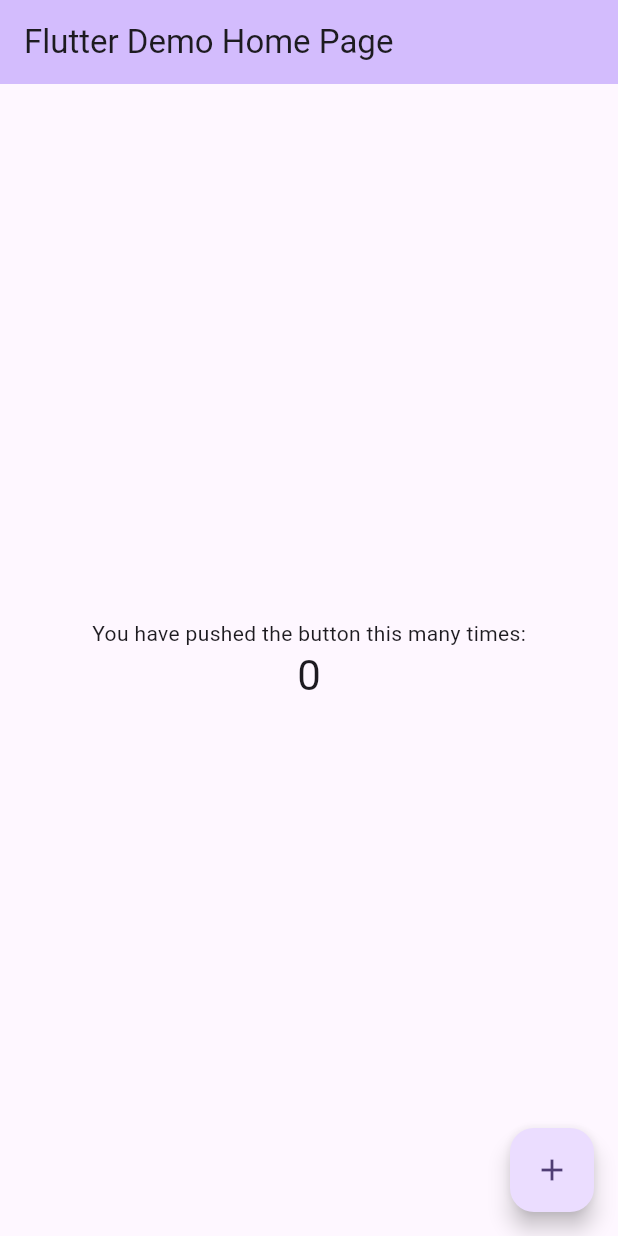
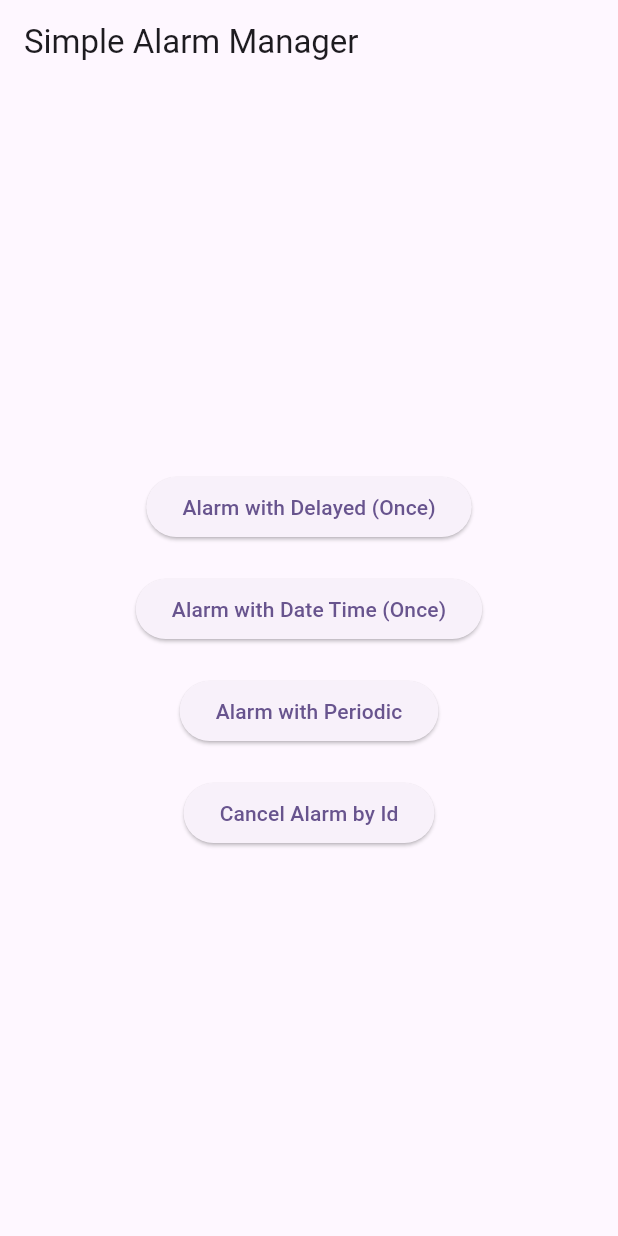
Before and after one commit to mudapa/simple_android_alarm_manager, a Flutter app: the screen it shows after launch, on a phone screen of 412 x 824 dp. Run offline on Flutter 3.47's test engine with Material 3 defaults, Android fonts, the phone set to English and light mode, and no system bars; missing offline and left inert: android_alarm_manager_plus.

Commit message:
Update AndroidManifest.xml and build.gradle

```diff
--- a/lib/main.dart
+++ b/lib/main.dart
@@ -1,125 +1,33 @@
+import 'package:android_alarm_manager_plus/android_alarm_manager_plus.dart';
 import 'package:flutter/material.dart';
 
+import 'service/background_service.dart';
+import 'ui/home_page.dart';
+
 void main() {
+  WidgetsFlutterBinding.ensureInitialized();
+
+  final BackgroundService service = BackgroundService();
+
+  service.initializeIsolate();
+  AndroidAlarmManager.initialize();
   runApp(const MyApp());
 }
 
 class MyApp extends StatelessWidget {
   const MyApp({super.key});
 
-  // This widget is the root of your application.
+  static const title = 'Simple Alarm Manager';
+
   @override
   Widget build(BuildContext context) {
     return MaterialApp(
       title: 'Flutter Demo',
       theme: ThemeData(
-        // This is the theme of your application.
-        //
-        // TRY THIS: Try running your application with "flutter run". You'll see
-        // the application has a purple toolbar. Then, without quitting the app,
-        // try changing the seedColor in the colorScheme below to Colors.green
-        // and then invoke "hot reload" (save your changes or press the "hot
-        // reload" button in a Flutter-supported IDE, or press "r" if you used
-        // the command line to start the app).
-        //
-        // Notice that the counter didn't reset back to zero; the application
-        // state is not lost during the reload. To reset the state, use hot
-        // restart instead.
-        //
-        // This works for code too, not just values: Most code changes can be
-        // tested with just a hot reload.
         colorScheme: ColorScheme.fromSeed(seedColor: Colors.deepPurple),
         useMaterial3: true,
       ),
-      home: const MyHomePage(title: 'Flutter Demo Home Page'),
+      home: const HomePage(title: title),
     );
   }
 }
-
-class MyHomePage extends StatefulWidget {
-  const MyHomePage({super.key, required this.title});
-
-  // This widget is the home page of your application. It is stateful, meaning
-  // that it has a State object (defined below) that contains fields that affect
-  // how it looks.
-
-  // This class is the configuration for the state. It holds the values (in this
-  // case the title) provided by the parent (in this case the App widget) and
-  // used by the build method of the State. Fields in a Widget subclass are
-  // always marked "final".
-
-  final String title;
-
-  @override
-  State<MyHomePage> createState() => _MyHomePageState();
-}
-
-class _MyHomePageState extends State<MyHomePage> {
-  int _counter = 0;
-
-  void _incrementCounter() {
-    setState(() {
-      // This call to setState tells the Flutter framework that something has
-      // changed in this State, which causes it to rerun the build method below
-      // so that the display can reflect the updated values. If we changed
-      // _counter without calling setState(), then the build method would not be
-      // called again, and so nothing would appear to happen.
-      _counter++;
-    });
-  }
-
-  @override
-  Widget build(BuildContext context) {
-    // This method is rerun every time setState is called, for instance as done
-    // by the _incrementCounter method above.
-    //
-    // The Flutter framework has been optimized to make rerunning build methods
-    // fast, so that you can just rebuild anything that needs updating rather
-    // than having to individually change instances of widgets.
-    return Scaffold(
-      appBar: AppBar(
-        // TRY THIS: Try changing the color here to a specific color (to
-        // Colors.amber, perhaps?) and trigger a hot reload to see the AppBar
-        // change color while the other colors stay the same.
-        backgroundColor: Theme.of(context).colorScheme.inversePrimary,
-        // Here we take the value from the MyHomePage object that was created by
-        // the App.build method, and use it to set our appbar title.
-        title: Text(widget.title),
-      ),
-      body: Center(
-        // Center is a layout widget. It takes a single child and positions it
-        // in the middle of the parent.
-        child: Column(
-          // Column is also a layout widget. It takes a list of children and
-          // arranges them vertically. By default, it sizes itself to fit its
-          // children horizontally, and tries to be as tall as its parent.
-          //
-          // Column has various properties to control how it sizes itself and
-          // how it positions its children. Here we use mainAxisAlignment to
-          // center the children vertically; the main axis here is the vertical
-          // axis because Columns are vertical (the cross axis would be
-          // horizontal).
-          //
-          // TRY THIS: Invoke "debug painting" (choose the "Toggle Debug Paint"
-          // action in the IDE, or press "p" in the console), to see the
-          // wireframe for each widget.
-          mainAxisAlignment: MainAxisAlignment.center,
-          children: <Widget>[
-            const Text(
-              'You have pushed the button this many times:',
-            ),
-            Text(
-              '$_counter',
-              style: Theme.of(context).textTheme.headlineMedium,
-            ),
-          ],
-        ),
-      ),
-      floatingActionButton: FloatingActionButton(
-        onPressed: _incrementCounter,
-        tooltip: 'Increment',
-        child: const Icon(Icons.add),
-      ), // This trailing comma makes auto-formatting nicer for build methods.
-    );
-  }
-}
--- /dev/null
+++ b/lib/service/background_service.dart
@@ -0,0 +1,33 @@
+import 'dart:isolate';
+import 'dart:ui';
+
+final ReceivePort port = ReceivePort();
+
+class BackgroundService {
+  static BackgroundService? _instance;
+  static const String _isolateName = 'isolate';
+  static SendPort? _uiSendPort;
+
+  BackgroundService._internal() {
+    _instance = this;
+  }
+
+  factory BackgroundService() => _instance ?? BackgroundService._internal();
+
+  void initializeIsolate() {
+    IsolateNameServer.registerPortWithName(
+      port.sendPort,
+      _isolateName,
+    );
+  }
+
+  static Future<void> callback() async {
+    print('Alarm fired!');
+    _uiSendPort ??= IsolateNameServer.lookupPortByName(_isolateName);
+    _uiSendPort?.send(null);
+  }
+
+  Future<void> someTask() async {
+    print('Updated data from the background isolate');
+  }
+}
--- /dev/null
+++ b/lib/ui/home_page.dart
@@ -0,0 +1,95 @@
+import 'package:android_alarm_manager_plus/android_alarm_manager_plus.dart';
+import 'package:flutter/material.dart';
+
+import '../service/background_service.dart';
+
+class HomePage extends StatefulWidget {
+  final String title;
+  const HomePage({
+    Key? key,
+    required this.title,
+  }) : super(key: key);
+
+  @override
+  State<HomePage> createState() => _HomePageState();
+}
+
+class _HomePageState extends State<HomePage> {
+  final BackgroundService _service = BackgroundService();
+
+  @override
+  void initState() {
+    super.initState();
+    port.listen((_) async => await _service.someTask());
+  }
+
+  @override
+  Widget build(BuildContext context) {
+    return Scaffold(
+      appBar: AppBar(
+        title: Text(widget.title),
+      ),
+      body: Center(
+        child: Column(
+          mainAxisSize: MainAxisSize.min,
+          children: [
+            ElevatedButton(
+              child: const Text(
+                'Alarm with Delayed (Once)',
+              ),
+              onPressed: () async {
+                await AndroidAlarmManager.oneShot(
+                  Duration(seconds: 5),
+                  1,
+                  BackgroundService.callback,
+                  exact: true,
+                  wakeup: true,
+                );
+              },
+            ),
+            const SizedBox(height: 20),
+            ElevatedButton(
+              child: const Text(
+                'Alarm with Date Time (Once)',
+              ),
+              onPressed: () async {
+                await AndroidAlarmManager.oneShotAt(
+                  DateTime.now().add(Duration(seconds: 5)),
+                  2,
+                  BackgroundService.callback,
+                  exact: true,
+                  wakeup: true,
+                );
+              },
+            ),
+            const SizedBox(height: 20),
+            ElevatedButton(
+              child: const Text(
+                'Alarm with Periodic',
+              ),
+              onPressed: () async {
+                await AndroidAlarmManager.periodic(
+                  Duration(minutes: 1),
+                  3,
+                  BackgroundService.callback,
+                  startAt: DateTime.now(),
+                  exact: true,
+                  wakeup: true,
+                );
+              },
+            ),
+            const SizedBox(height: 20),
+            ElevatedButton(
+              child: const Text(
+                'Cancel Alarm by Id',
+              ),
+              onPressed: () async {
+                await AndroidAlarmManager.cancel(3);
+              },
+            ),
+          ],
+        ),
+      ),
+    );
+  }
+}
```
Also changed, not shown: 2 other files.
